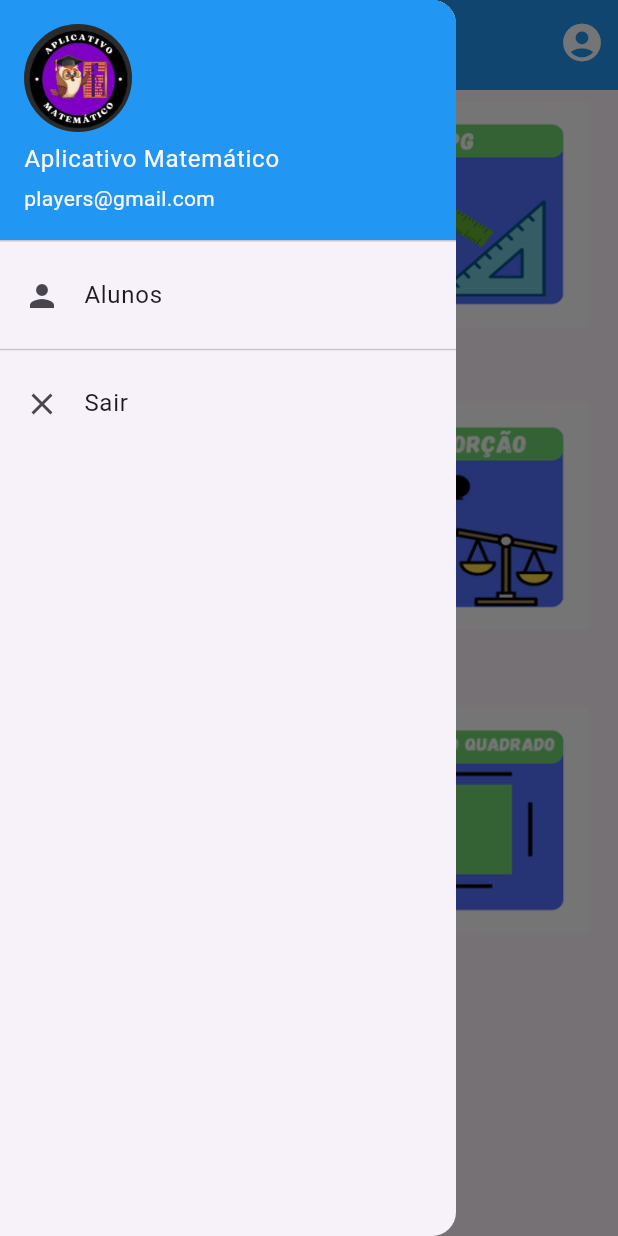
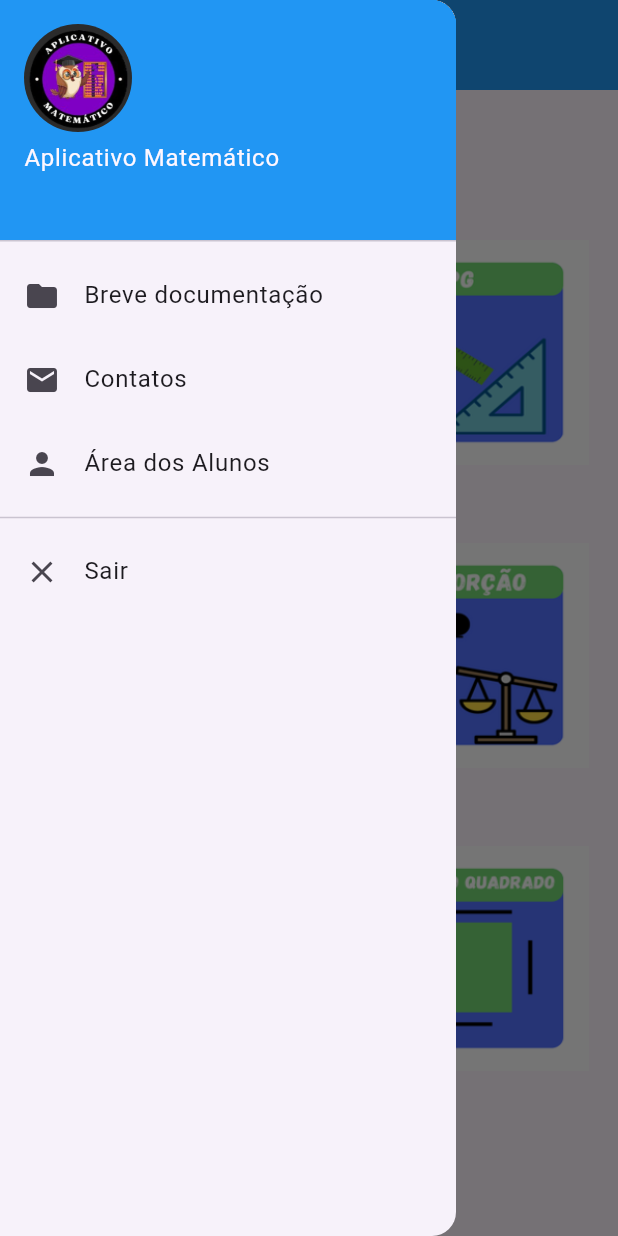
Before and after one commit to sanderpiva/app_mt, a Flutter app: the CalculationPage screen opened by its route, with the side drawer open, on a phone screen of 412 x 824 dp. Run offline on Flutter 3.47's test engine with Material 3 defaults, Android fonts, the phone set to English and light mode, and no system bars.

Commit message:
Add files via upload

```diff
--- a/lib/componentes/appbar.dart
+++ b/lib/componentes/appbar.dart
@@ -25,17 +25,6 @@ class MyAppBar extends StatelessWidget implements PreferredSizeWidget {
           color: Colors.white,
         ),
       ),
-      actions: [
-        IconButton(
-          icon: Icon(
-            Icons.account_circle_rounded,
-            size: 30,
-          ),
-          onPressed: () {
-            //print("Olá mundo");
-          },
-        ),
-      ],
     );
   }
 }
--- a/lib/componentes/drawer.dart
+++ b/lib/componentes/drawer.dart
@@ -15,7 +15,7 @@ class MyDrawer extends StatelessWidget {
           children: [
             const UserAccountsDrawerHeader(
               accountName: Text("Aplicativo Matemático"),
-              accountEmail: Text("players@gmail.com"),
+              accountEmail: Text(""),
               currentAccountPicture: CircleAvatar(
                backgroundImage: AssetImage('assets/img/logo.jpg'), // Replace with your image path
                backgroundColor: Colors.transparent, // Transparent background for image visibility
@@ -26,12 +26,23 @@ class MyDrawer extends StatelessWidget {
               ),
             ),
             ListTile(
-              leading: const Icon(Icons.person),
-              title: const Text('Alunos'),
+              leading: const Icon(Icons.folder),
+              title: const Text('Breve documentação'),
               //onTap: () {},
-              onTap: (){Navigator.pushNamed(context, '/calculation');}
+              onTap: (){Navigator.pushNamed(context, '/documents');}
             ),
-
+            ListTile(
+                leading: const Icon(Icons.email),
+                title: const Text('Contatos'),
+                //onTap: () {},
+                onTap: (){Navigator.pushNamed(context, '/contacts');}
+            ),
+            ListTile(
+                leading: const Icon(Icons.person),
+                title: const Text('Área dos Alunos'),
+                //onTap: () {},
+                onTap: (){Navigator.pushNamed(context, '/calculation');}
+            ),
             const Divider(
               //color: Colors.blue,
             ),
--- a/lib/homepage.dart
+++ b/lib/homepage.dart
@@ -19,8 +19,6 @@ class HomePage extends StatelessWidget {
 
         child: Image.asset(
           'assets/img/logo2.png',
-          //width: double.infinity,
-          //height: double.infinity,
           fit: BoxFit.cover,
         ),
       )
--- a/lib/main.dart
+++ b/lib/main.dart
@@ -1,3 +1,5 @@
+import 'screens/contacts.dart';
+import 'screens/documents_page.dart';
 import 'package:flutter/material.dart';
 import 'homepage.dart';
 import 'screens/calculation_page.dart';
@@ -23,6 +25,8 @@ class MyApp extends StatelessWidget {
       home: HomePage(),
       routes: {
         '/home': (context) => HomePage(),
+        '/documents': (context) => const DocumentsPage(),
+        '/contacts': (context) => const ContactsPage(),
         '/calculation': (context) => const CalculationPage(),
       },
     );
--- a/lib/screens/calculation_page.dart
+++ b/lib/screens/calculation_page.dart
@@ -23,7 +23,12 @@ class CalculationPage extends StatelessWidget {
       drawer: const MyDrawer(),
       body: GridView.count(
         crossAxisCount: 2,
-        padding: const EdgeInsets.all(8.0),
+        padding: const EdgeInsets.only(
+          top: 100.0,
+          right: 8.0,
+          left: 8.0,
+          bottom: 8.0,
+        ),
         crossAxisSpacing: 8.0,
         mainAxisSpacing: 8.0,
         children: const [
@@ -32,7 +37,6 @@ class CalculationPage extends StatelessWidget {
             asset: 'assets/img/i_pa.png',
             screen: PACalculationScreen(),
           ),
-
           CalculationCard(
             title: '',
             asset: 'assets/img/i_pg.png',
--- a/lib/screens/percentage_calculation_screen.dart
+++ b/lib/screens/percentage_calculation_screen.dart
@@ -49,7 +49,6 @@ class _PercentageCalculationScreenState extends State<PercentageCalculationScree
                 'Porcentagem: Trata-se da razão entre um número e 100, e representamos essa razão pelo símbolo %. É utilizada para representar partes de algo inteiro. Ex: 50%, (50/100) ou 0,50. Realize um exercíco prático:',
                 textAlign: TextAlign.justify,
               ),
-              SizedBox(height: 26),
               TextFormField(
                 controller: _valueController,
                 decoration: const InputDecoration(labelText: 'Valor'),
```
Also changed, not shown: lib/screens/contacts.dart (added, +39 -0 lines), lib/screens/documents_page.dart (added, +39 -0 lines).
